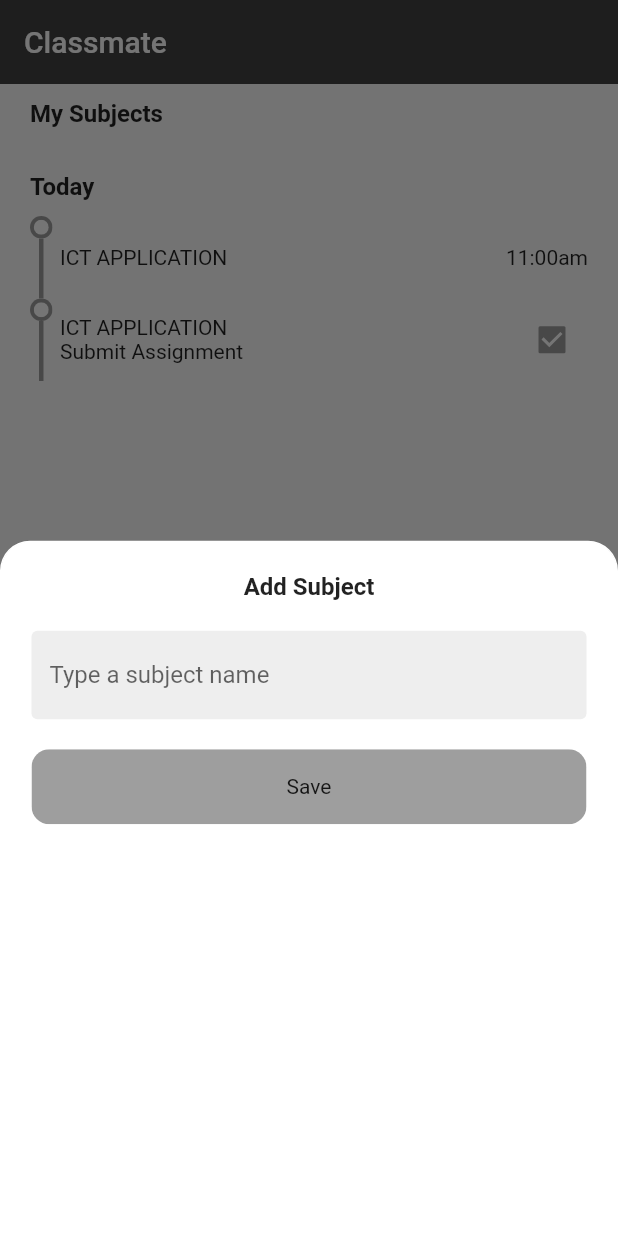
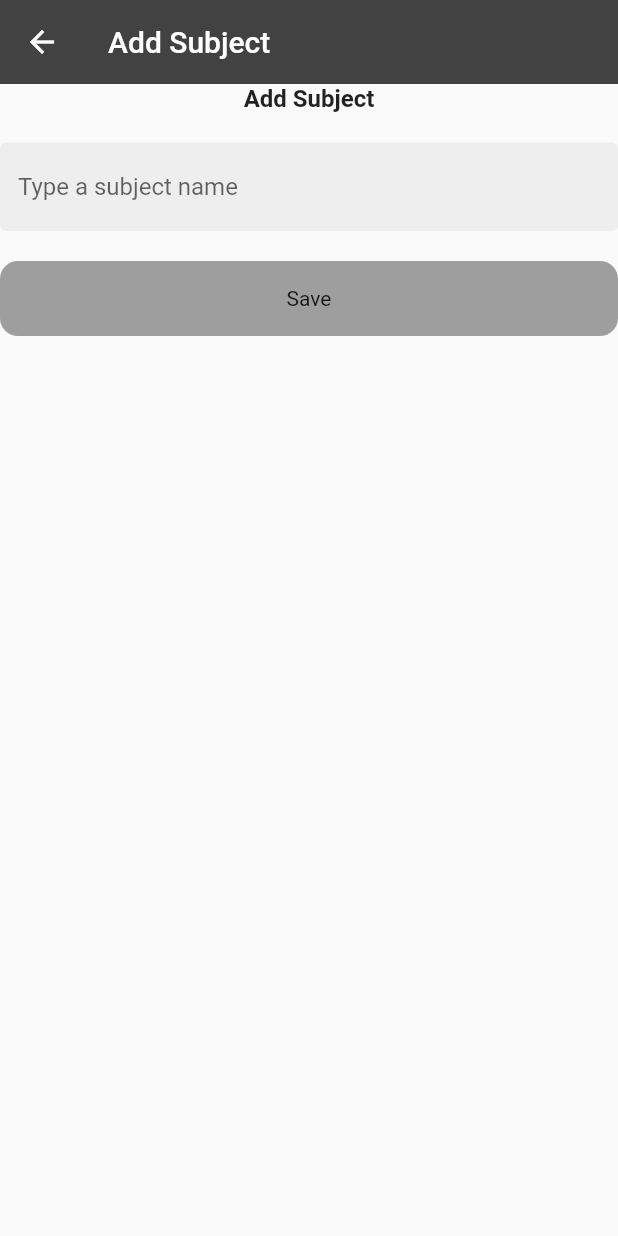
Before and after one commit to preciousMzembe/classmate, a Flutter app: the screen it shows after launch, after a tap on the "add" icon, on a phone screen of 412 x 824 dp. Run offline on Flutter 3.47's test engine with Material 2 defaults, Android fonts, the phone set to English and light mode, and no system bars; our stand-ins replace hive_flutter, table_calendar; accounts and stored records are empty.

Commit message:
add subject

```diff
--- a/lib/pages/Home.dart
+++ b/lib/pages/Home.dart
@@ -48,15 +48,23 @@ class _HomeState extends State<Home> {
   @override
   Widget build(BuildContext context) {
     // add subject
-    void addSubjectSheet() {
-      Future future = showModalBottomSheet(
-        backgroundColor: Colors.transparent,
-        context: context,
-        builder: (context) {
-          return AddSubject();
-        },
+    void addSubjectSheet() async {
+      // Future future = showModalBottomSheet(
+      //   backgroundColor: Colors.transparent,
+      //   context: context,
+      //   builder: (context) {
+      //     return AddSubject();
+      //   },
+      // );
+      // future.then((value) => getSubjects());
+
+      await Navigator.of(context).push(
+        MaterialPageRoute(
+          builder: (context) => AddSubject(),
+        ),
       );
-      future.then((value) => getSubjects());
+
+      getSubjects();
     }
 
     // subject templet
@@ -65,13 +73,14 @@ class _HomeState extends State<Home> {
         onTap: () async {
           await Navigator.of(context).push(
             MaterialPageRoute(
-              builder: (context) => Subject(id: subject["id"],),
+              builder: (context) => Subject(
+                id: subject["id"],
+              ),
             ),
           );
 
           getSubjects();
         },
-
         child: ClipRRect(
           borderRadius: BorderRadius.circular(12),
           child: Container(
--- a/lib/pages/sub_pages/add_subject.dart
+++ b/lib/pages/sub_pages/add_subject.dart
@@ -17,20 +17,13 @@ class _AddSubjectState extends State<AddSubject> {
 
   @override
   Widget build(BuildContext context) {
-    return Container(
-      decoration: BoxDecoration(
-        color: Colors.white,
-        border: Border.all(
-          color: Colors.white,
-        ),
-        borderRadius: BorderRadius.only(
-          topLeft: Radius.circular(20),
-          topRight: Radius.circular(20),
-        ),
+    return Scaffold(
+      appBar: AppBar(
+        title: Text("Add Subject"),
+        elevation: 0.0,
+        backgroundColor: Colors.grey[800],
       ),
-      // height: 300,
-      padding: EdgeInsets.all(20),
-      child: Column(
+      body: Column(
         children: [
           Text(
             "Add Subject",
```
